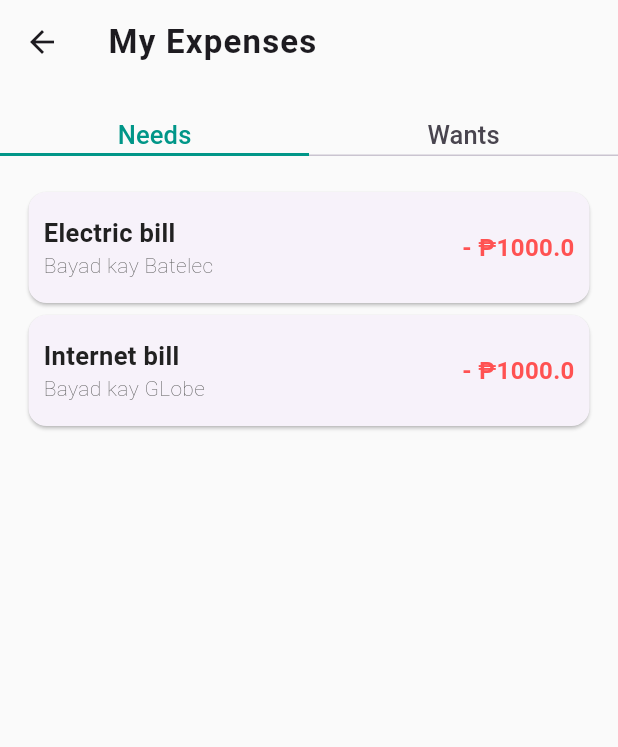
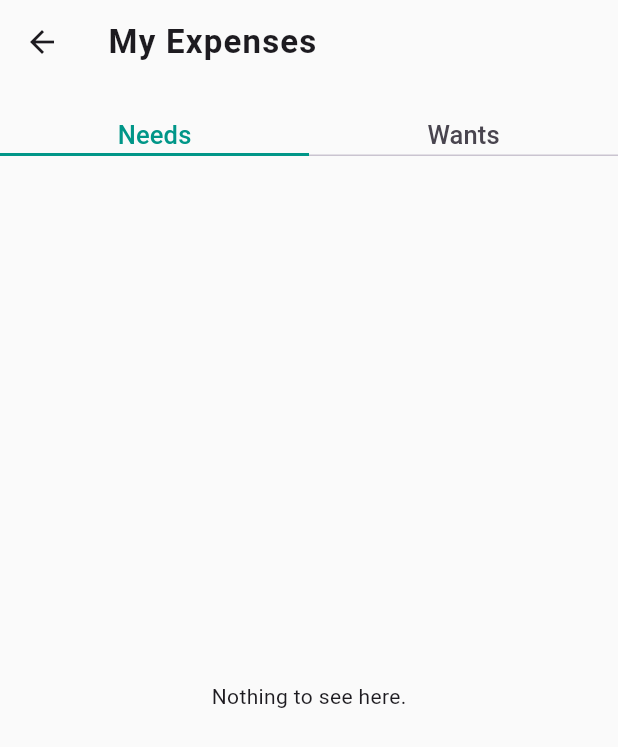
Before and after one commit to gabify/expense-tracker, a Flutter app: the Expenselist screen opened by its route, on a phone screen of 412 x 824 dp. Shown: the top 747 px of the screen. Run offline on Flutter 3.47's test engine with Material 3 defaults, Android fonts, the phone set to English and light mode, and no system bars; our stand-ins replace sqflite; accounts and stored records are empty.

Commit message:
Persisted data on expenses list

```diff
--- a/lib/Expenses/ExpenseList.dart
+++ b/lib/Expenses/ExpenseList.dart
@@ -1,6 +1,8 @@
 import 'package:expense_tracker/Expenses/NeedsExpenseList.dart';
 import 'package:expense_tracker/Expenses/WantsExpenseList.dart';
+import 'package:expense_tracker/Services/BudgetProvider.dart';
 import 'package:flutter/material.dart';
+import 'package:provider/provider.dart';
 
 import 'ExpenseCard.dart';
 import '../Services/expenses.dart';
@@ -13,14 +15,11 @@ class Expenselist extends StatefulWidget {
 }
 
 class _ExpenselistState extends State<Expenselist> {
-  List<Expenses> expenses = [
-    Expenses(name:'Electric bill', description: 'Bayad kay Batelec', cost: 1000, category: 'Needs'),
-    Expenses(name: 'Internet bill', description: 'Bayad kay GLobe', cost: 1000, category: 'Needs'),
-    Expenses(name: 'Shoppee', description: 'dasurv na things', cost: 1000, category: 'Wants'),
-  ];
 
   @override
   Widget build(BuildContext context) {
+    final expenses = context.watch<BudgetProvider>().expenses;
+
     return DefaultTabController(
       length: 2,
       child: Scaffold(
--- a/lib/Expenses/NeedsExpenseList.dart
+++ b/lib/Expenses/NeedsExpenseList.dart
@@ -17,6 +17,13 @@ class _NeedsExpenseListState extends State<NeedsExpenseList> {
 
   @override
   Widget build(BuildContext context) {
+
+    if(widget.needs.isEmpty){
+      return Center(
+        child: Text('Nothing to see here.'),
+      );
+    }
+
     return Column(
       children: widget.needs.map((expense){
         return ExpenseCard(expense: expense);
--- a/lib/Expenses/WantsExpenseList.dart
+++ b/lib/Expenses/WantsExpenseList.dart
@@ -16,6 +16,13 @@ class _WantsExpenseListState extends State<WantsExpenseList> {
 
   @override
   Widget build(BuildContext context) {
+
+    if(widget.wants.isEmpty){
+      return Center(
+        child: Text('Nothing to see here.'),
+      );
+    }
+
     return Column(
       children: widget.wants.map((expense){
         return ExpenseCard(expense: expense);
--- a/lib/Services/expenses.dart
+++ b/lib/Services/expenses.dart
@@ -1,13 +1,34 @@
 class Expenses{
-  String name;
-  String description;
-  double cost;
-  String? category;
+  final int? id;
+  final String name;
+  final String description;
+  final double cost;
+  final String? category;
 
   Expenses({
+    this.id,
     required this.name,
     required this.description,
     required this.cost,
     required this.category
   });
+
+  Map<String, dynamic> toMap(){
+    return {
+      'name' : name,
+      'description' : description,
+      'cost' : cost,
+      'category' : category
+    };
+  }
+
+  factory Expenses.fromMap(Map<String, dynamic> expense){
+    return Expenses(
+      id: expense['id'],
+      name: expense['name'],
+      description: expense['description'],
+      cost: expense['cost'],
+      category: expense['category']
+    );
+  }
 }
--- a/pubspec.yaml
+++ b/pubspec.yaml
@@ -37,6 +37,7 @@ dependencies:
   path: ^1.9.1
   http: ^1.4.0
   provider: ^6.1.5
+  sqflite: ^2.4.2
 
 dev_dependencies:
   flutter_test:
```
Also changed, not shown: lib/Dashboard/Dashboard.dart (+7 -0 lines), lib/Expenses/AddExpense.dart (+42 -6 lines), lib/Services/BudgetProvider.dart (+20 -0 lines), lib/Services/DatabaseHelper.dart (added, +52 -0 lines), pubspec.lock, 1 other file.
